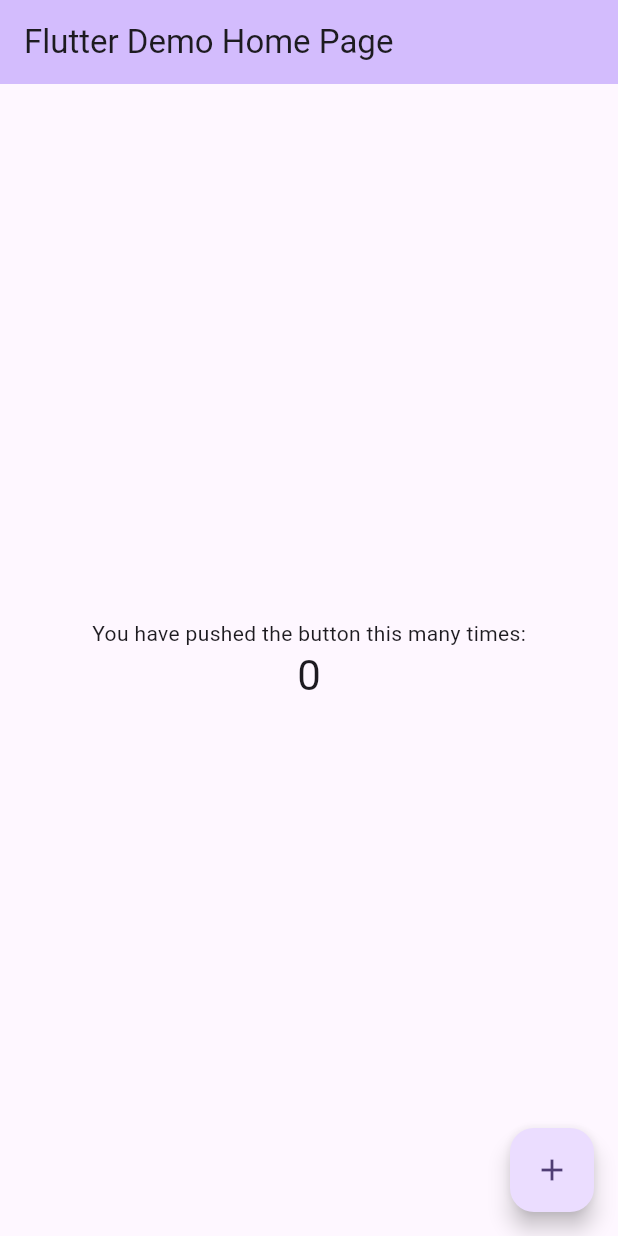
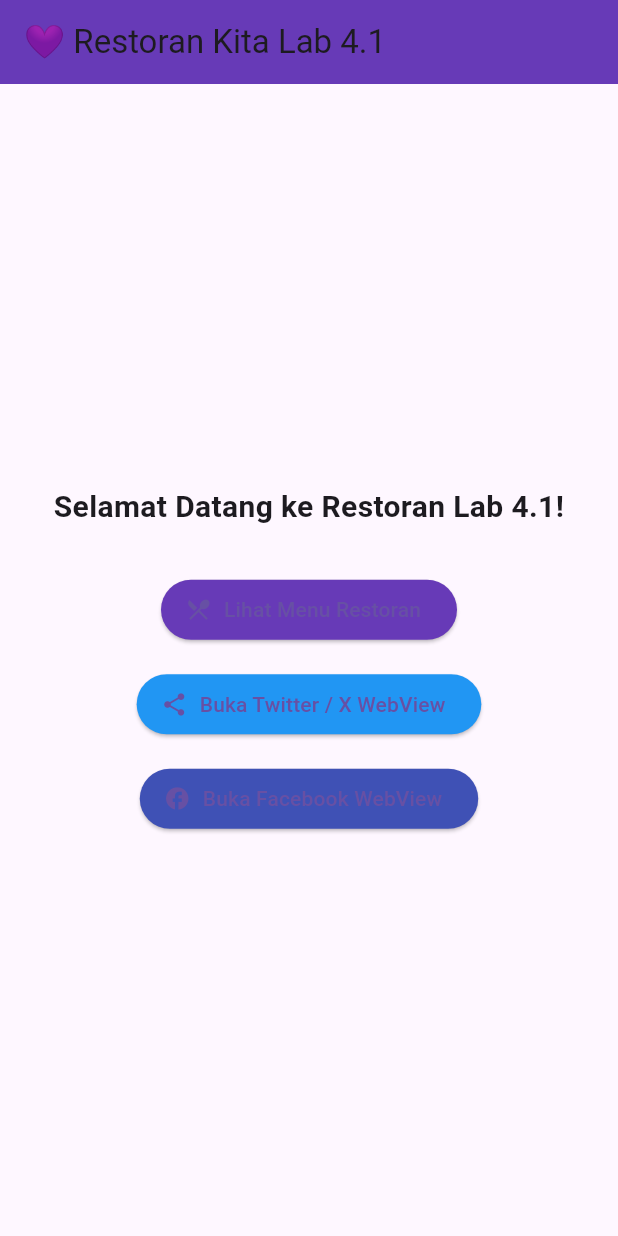
Before and after one commit to corosejohn/TMA3084_Team6_lab4, a Flutter app: the screen it shows after launch, on a phone screen of 412 x 824 dp. Run offline on Flutter 3.47's test engine with Material 3 defaults, Android fonts, the light colour scheme and no system bars; our stand-ins replace webview_flutter.

Commit message:
Corina (103739) implement purple theme, a menu consists of wantan soup,  nasi goreng kampung and mee kampua  restaurant menu, navigation and webview

```diff
--- a/lib/main.dart
+++ b/lib/main.dart
@@ -1,122 +1,185 @@
 import 'package:flutter/material.dart';
+import 'package:webview_flutter/webview_flutter.dart';
 
 void main() {
-  runApp(const MyApp());
+  runApp(const RestaurantApp());
 }
 
-class MyApp extends StatelessWidget {
-  const MyApp({super.key});
+class RestaurantApp extends StatelessWidget {
+  const RestaurantApp({super.key});
 
-  // This widget is the root of your application.
   @override
   Widget build(BuildContext context) {
     return MaterialApp(
-      title: 'Flutter Demo',
+      title: 'Restoran Lab 4.1',
       theme: ThemeData(
-        // This is the theme of your application.
-        //
-        // TRY THIS: Try running your application with "flutter run". You'll see
-        // the application has a purple toolbar. Then, without quitting the app,
-        // try changing the seedColor in the colorScheme below to Colors.green
-        // and then invoke "hot reload" (save your changes or press the "hot
-        // reload" button in a Flutter-supported IDE, or press "r" if you used
-        // the command line to start the app).
-        //
-        // Notice that the counter didn't reset back to zero; the application
-        // state is not lost during the reload. To reset the state, use hot
-        // restart instead.
-        //
-        // This works for code too, not just values: Most code changes can be
-        // tested with just a hot reload.
-        colorScheme: .fromSeed(seedColor: Colors.deepPurple),
+        primarySwatch: Colors.purple,
       ),
-      home: const MyHomePage(title: 'Flutter Demo Home Page'),
+      home: const HomeScreen(),
+      debugShowCheckedModeBanner: false,
     );
   }
 }
 
-class MyHomePage extends StatefulWidget {
-  const MyHomePage({super.key, required this.title});
+// 1. HOME SCREEN
+class HomeScreen extends StatelessWidget {
+  const HomeScreen({super.key});
 
-  // This widget is the home page of your application. It is stateful, meaning
-  // that it has a State object (defined below) that contains fields that affect
-  // how it looks.
+  @override
+  Widget build(BuildContext context) {
+    return Scaffold(
+      appBar: AppBar(
+        title: const Text('💜 Restoran Kita Lab 4.1'),
+        backgroundColor: Colors.deepPurple,
+      ),
+      body: Center(
+        child: Padding(
+          padding: const EdgeInsets.all(20.0),
+          child: Column(
+            mainAxisAlignment: MainAxisAlignment.center,
+            children: [
+              const Text(
+                'Selamat Datang ke Restoran Lab 4.1!',
+                style: TextStyle(fontSize: 20, fontWeight: FontWeight.bold),
+                textAlign: TextAlign.center,
+              ),
+              const SizedBox(height: 30),
+              ElevatedButton.icon(
+                style: ElevatedButton.styleFrom(backgroundColor: Colors.deepPurple),
+                onPressed: () {
+                  Navigator.push(
+                    context,
+                    MaterialPageRoute(builder: (context) => const MenuScreen()),
+                  );
+                },
+                icon: const Icon(Icons.restaurant_menu),
+                label: const Text('Lihat Menu Restoran'),
+              ),
+              const SizedBox(height: 15),
+              ElevatedButton.icon(
+                style: ElevatedButton.styleFrom(backgroundColor: Colors.blue),
+                onPressed: () {
+                  Navigator.push(
+                    context,
+                    MaterialPageRoute(
+                      builder: (context) => const WebViewScreen(
+                        url: 'https://twitter.com',
+                        title: 'Twitter / X',
+                      ),
+                    ),
+                  );
+                },
+                icon: const Icon(Icons.share),
+                label: const Text('Buka Twitter / X WebView'),
+              ),
+              const SizedBox(height: 15),
+              ElevatedButton.icon(
+                style: ElevatedButton.styleFrom(backgroundColor: Colors.indigo),
+                onPressed: () {
+                  Navigator.push(
+                    context,
+                    MaterialPageRoute(
+                      builder: (context) => const WebViewScreen(
+                        url: 'https://facebook.com',
+                        title: 'Facebook',
+                      ),
+                    ),
+                  );
+                },
+                icon: const Icon(Icons.facebook),
+                label: const Text('Buka Facebook WebView'),
+              ),
+            ],
+          ),
+        ),
+      ),
+    );
+  }
+}
 
-  // This class is the configuration for the state. It holds the values (in this
-  // case the title) provided by the parent (in this case the App widget) and
-  // used by the build method of the State. Fields in a Widget subclass are
-  // always marked "final".
+// 2. MENU SCREEN
+class MenuScreen extends StatelessWidget {
+  const MenuScreen({super.key});
 
+  @override
+  Widget build(BuildContext context) {
+    final List> menuItems = [
+      {
+        'name': 'Wantan Sup',
+        'price': 'RM 10.00',
+        'desc': '8 pieces with chicken broth.',
+      },
+      {
+        'name': 'Nasi Goreng Kampung',
+        'price': 'RM 10.00',
+        'desc': 'Spicy in moderation.',
+      },
+      {
+        'name': 'Mee Kampua',
+        'price': 'RM 6.00',
+        'desc': 'Standard size.',
+      },
+    ];
+
+    return Scaffold(
+      appBar: AppBar(
+        title: const Text('Menu Restoran'),
+        backgroundColor: Colors.deepPurple,
+      ),
+      body: ListView.builder(
+        itemCount: menuItems.length,
+        itemBuilder: (context, index) {
+          return Card(
+            margin: const EdgeInsets.all(10),
+            elevation: 4,
+            child: ListTile(
+              leading: const Icon(Icons.fastfood, size: 40, color: Colors.deepPurple),
+              title: Text(
+                menuItems[index]['name']!,
+                style: const TextStyle(fontWeight: FontWeight.bold),
+              ),
+              subtitle: Text(
+                '${menuItems[index]['desc']}\nHarga: ${menuItems[index]['price']}',
+              ),
+              isThreeLine: true,
+            ),
+          );
+        },
+      ),
+    );
+  }
+}
+
+// 3. WEBVIEW SCREEN (Untuk Twitter/X & Facebook)
+class WebViewScreen extends StatefulWidget {
+  final String url;
   final String title;
 
+  const WebViewScreen({super.key, required this.url, required this.title});
+
   @override
-  State<MyHomePage> createState() => _MyHomePageState();
+  State<WebViewScreen> createState() => _WebViewScreenState();
 }
 
-class _MyHomePageState extends State<MyHomePage> {
-  int _counter = 0;
+class _WebViewScreenState extends State<WebViewScreen> {
+  late final WebViewController _controller;
 
-  void _incrementCounter() {
-    setState(() {
-      // This call to setState tells the Flutter framework that something has
-      // changed in this State, which causes it to rerun the build method below
-      // so that the display can reflect the updated values. If we changed
-      // _counter without calling setState(), then the build method would not be
-      // called again, and so nothing would appear to happen.
-      _counter++;
-    });
+  @override
+  void initState() {
+    super.initState();
+    _controller = WebViewController()
+      ..setJavaScriptMode(JavaScriptMode.unrestricted)
+      ..loadRequest(Uri.parse(widget.url));
   }
 
   @override
   Widget build(BuildContext context) {
-    // This method is rerun every time setState is called, for instance as done
-    // by the _incrementCounter method above.
-    //
-    // The Flutter framework has been optimized to make rerunning build methods
-    // fast, so that you can just rebuild anything that needs updating rather
-    // than having to individually change instances of widgets.
     return Scaffold(
       appBar: AppBar(
-        // TRY THIS: Try changing the color here to a specific color (to
-        // Colors.amber, perhaps?) and trigger a hot reload to see the AppBar
-        // change color while the other colors stay the same.
-        backgroundColor: Theme.of(context).colorScheme.inversePrimary,
-        // Here we take the value from the MyHomePage object that was created by
-        // the App.build method, and use it to set our appbar title.
         title: Text(widget.title),
+        backgroundColor: Colors.deepPurple,
       ),
-      body: Center(
-        // Center is a layout widget. It takes a single child and positions it
-        // in the middle of the parent.
-        child: Column(
-          // Column is also a layout widget. It takes a list of children and
-          // arranges them vertically. By default, it sizes itself to fit its
-          // children horizontally, and tries to be as tall as its parent.
-          //
-          // Column has various properties to control how it sizes itself and
-          // how it positions its children. Here we use mainAxisAlignment to
-          // center the children vertically; the main axis here is the vertical
-          // axis because Columns are vertical (the cross axis would be
-          // horizontal).
-          //
-          // TRY THIS: Invoke "debug painting" (choose the "Toggle Debug Paint"
-          // action in the IDE, or press "p" in the console), to see the
-          // wireframe for each widget.
-          mainAxisAlignment: .center,
-          children: [
-            const Text('You have pushed the button this many times:'),
-            Text(
-              '$_counter',
-              style: Theme.of(context).textTheme.headlineMedium,
-            ),
-          ],
-        ),
-      ),
-      floatingActionButton: FloatingActionButton(
-        onPressed: _incrementCounter,
-        tooltip: 'Increment',
-        child: const Icon(Icons.add),
-      ),
+      body: WebViewWidget(controller: _controller),
     );
   }
 }
--- a/pubspec.yaml
+++ b/pubspec.yaml
@@ -38,6 +38,7 @@
 dev_dependencies:
   flutter_test:
     sdk: flutter
+  webview_flutter: ^4.4.4
 
   # The "flutter_lints" package below contains a set of recommended lints to
   # encourage good coding practices. The lint set provided by the package is
```
Also changed, not shown: pubspec.lock, 1 other file.
